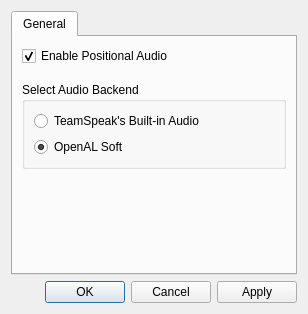
Before: the Qt Designer form ts_plugin/src/ui/settingsdialog.ui in jhakonen/wot-teamspeak-mod, drawn with Qt 5.
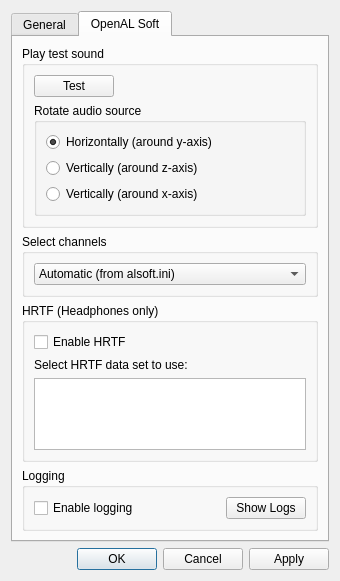
After: the same form once the commit is applied.

Commit message: Issue #3: Added OpenAL settings.

Patch:
```diff
--- a/ts_plugin/src/ui/settingsdialog.ui
+++ b/ts_plugin/src/ui/settingsdialog.ui
@@ -6,8 +6,8 @@
    <rect>
     <x>0</x>
     <y>0</y>
-    <width>308</width>
-    <height>314</height>
+    <width>340</width>
+    <height>537</height>
    </rect>
   </property>
   <property name="windowTitle">
@@ -17,7 +17,7 @@
    <item>
     <widget class="QTabWidget" name="tabWidget">
      <property name="currentIndex">
-      <number>0</number>
+      <number>1</number>
      </property>
      <widget class="QWidget" name="tab">
       <attribute name="title">
@@ -91,6 +91,188 @@
        </item>
       </layout>
      </widget>
+     <widget class="QWidget" name="tab_2">
+      <attribute name="title">
+       <string>OpenAL Soft</string>
+      </attribute>
+      <layout class="QVBoxLayout" name="verticalLayout_7">
+       <item>
+        <widget class="QGroupBox" name="groupBox_3">
+         <property name="title">
+          <string>Play test sound</string>
+         </property>
+         <layout class="QVBoxLayout" name="verticalLayout_6">
+          <item>
+           <layout class="QHBoxLayout" name="horizontalLayout_2">
+            <item>
+             <widget class="QPushButton" name="testButton">
+              <property name="text">
+               <string>Test</string>
+              </property>
+             </widget>
+            </item>
+            <item>
+             <spacer name="horizontalSpacer">
+              <property name="orientation">
+               <enum>Qt::Horizontal</enum>
+              </property>
+              <property name="sizeHint" stdset="0">
+               <size>
+                <width>40</width>
+                <height>20</height>
+               </size>
+              </property>
+             </spacer>
+            </item>
+           </layout>
+          </item>
+          <item>
+           <widget class="QGroupBox" name="groupBox_4">
+            <property name="title">
+             <string>Rotate audio source</string>
+            </property>
+            <layout class="QVBoxLayout" name="verticalLayout_5">
+             <item>
+              <widget class="QRadioButton" name="rotateYRadioButton">
+               <property name="text">
+                <string>Horizontally (around y-axis)</string>
+               </property>
+               <property name="checked">
+                <bool>true</bool>
+               </property>
+              </widget>
+             </item>
+             <item>
+              <widget class="QRadioButton" name="rotateZRadioButton">
+               <property name="text">
+                <string>Vertically (around z-axis)</string>
+               </property>
+              </widget>
+             </item>
+             <item>
+              <widget class="QRadioButton" name="rotateXRadioButton">
+               <property name="text">
+                <string>Vertically (around x-axis)</string>
+               </property>
+              </widget>
+             </item>
+            </layout>
+           </widget>
+          </item>
+         </layout>
+        </widget>
+       </item>
+       <item>
+        <widget class="QGroupBox" name="groupBox_6">
+         <property name="title">
+          <string>Select channels</string>
+         </property>
+         <layout class="QHBoxLayout" name="horizontalLayout">
+          <item>
+           <widget class="QComboBox" name="channelsComboBox">
+            <item>
+             <property name="text">
+              <string>Automatic (from alsoft.ini)</string>
+             </property>
+            </item>
+            <item>
+             <property name="text">
+              <string>Stereo</string>
+             </property>
+            </item>
+            <item>
+             <property name="text">
+              <string>4.0 Surround</string>
+             </property>
+            </item>
+            <item>
+             <property name="text">
+              <string>5.1 Surround</string>
+             </property>
+            </item>
+            <item>
+             <property name="text">
+              <string>6.1 Surround</string>
+             </property>
+            </item>
+            <item>
+             <property name="text">
+              <string>7.1 Surround</string>
+             </property>
+            </item>
+           </widget>
+          </item>
+         </layout>
+        </widget>
+       </item>
+       <item>
+        <widget class="QGroupBox" name="groupBox_2">
+         <property name="title">
+          <string>HRTF (Headphones only)</string>
+         </property>
+         <layout class="QVBoxLayout" name="verticalLayout_4">
+          <item>
+           <widget class="QCheckBox" name="enableHrtfCheckBox">
+            <property name="text">
+             <string>Enable HRTF</string>
+            </property>
+           </widget>
+          </item>
+          <item>
+           <widget class="QLabel" name="label">
+            <property name="text">
+             <string>Select HRTF data set to use:</string>
+            </property>
+           </widget>
+          </item>
+          <item>
+           <widget class="QListView" name="hrtfDataSetListView">
+            <property name="toolTip">
+             <string>&lt;html&gt;&lt;head/&gt;&lt;body&gt;&lt;p&gt;&lt;span style=&quot; font-weight:600;&quot;&gt;Selecting data set:&lt;/span&gt;&lt;/p&gt;&lt;p&gt;Select a data set from this list and then play the test sound using horizontal rotation. Try to find a data set where the test sound rotates horizontally at same level around you.&lt;/p&gt;&lt;/body&gt;&lt;/html&gt;</string>
+            </property>
+           </widget>
+          </item>
+         </layout>
+        </widget>
+       </item>
+       <item>
+        <widget class="QGroupBox" name="groupBox_5">
+         <property name="title">
+          <string>Logging</string>
+         </property>
+         <layout class="QHBoxLayout" name="horizontalLayout_3">
+          <item>
+           <widget class="QCheckBox" name="enableLoggingCheckBox">
+            <property name="text">
+             <string>Enable logging</string>
+            </property>
+           </widget>
+          </item>
+          <item>
+           <spacer name="horizontalSpacer_2">
+            <property name="orientation">
+             <enum>Qt::Horizontal</enum>
+            </property>
+            <property name="sizeHint" stdset="0">
+             <size>
+              <width>40</width>
+              <height>20</height>
+             </size>
+            </property>
+           </spacer>
+          </item>
+          <item>
+           <widget class="QPushButton" name="showLogsButton">
+            <property name="text">
+             <string>Show Logs</string>
+            </property>
+           </widget>
+          </item>
+         </layout>
+        </widget>
+       </item>
+      </layout>
+     </widget>
     </widget>
    </item>
    <item>
```
The commit also changes 23 other files.
